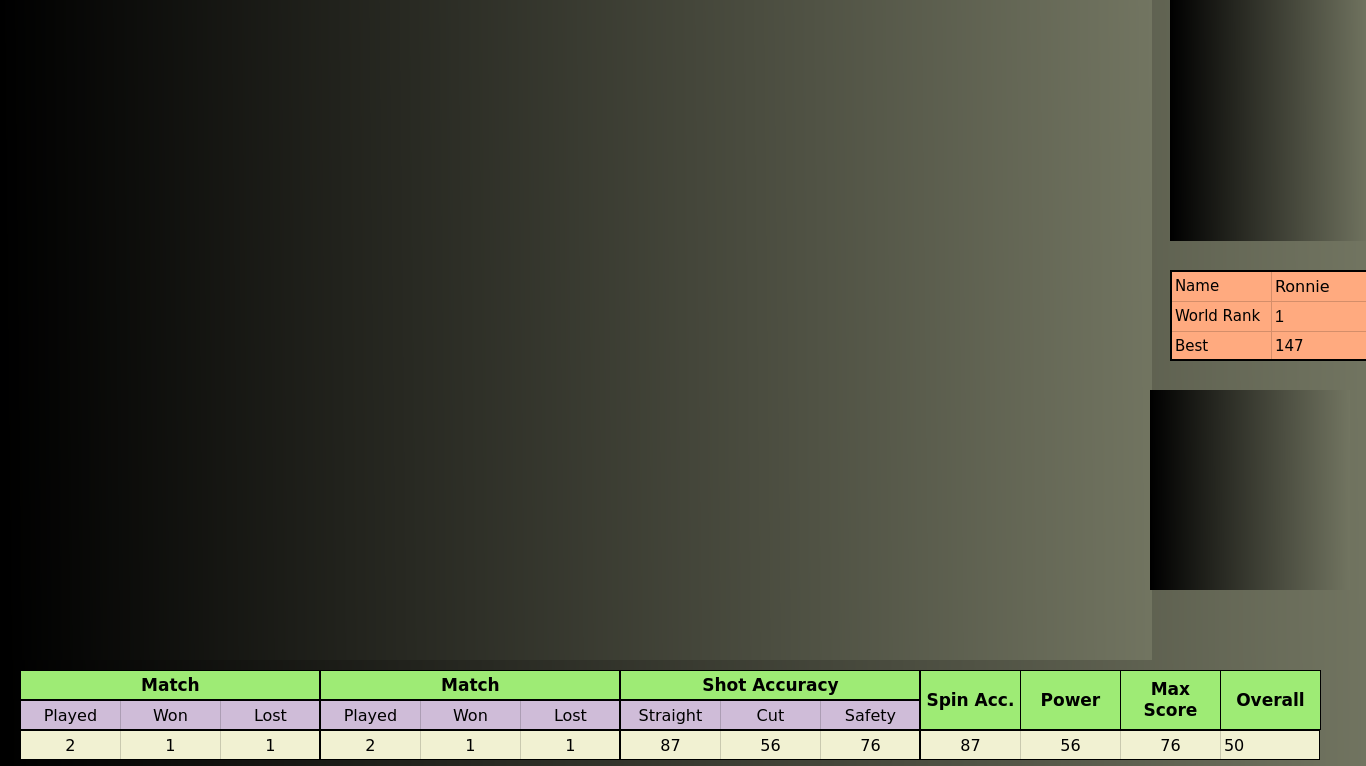
sanketsudake/spm, file forms/mainwindow.ui: the form before one commit.
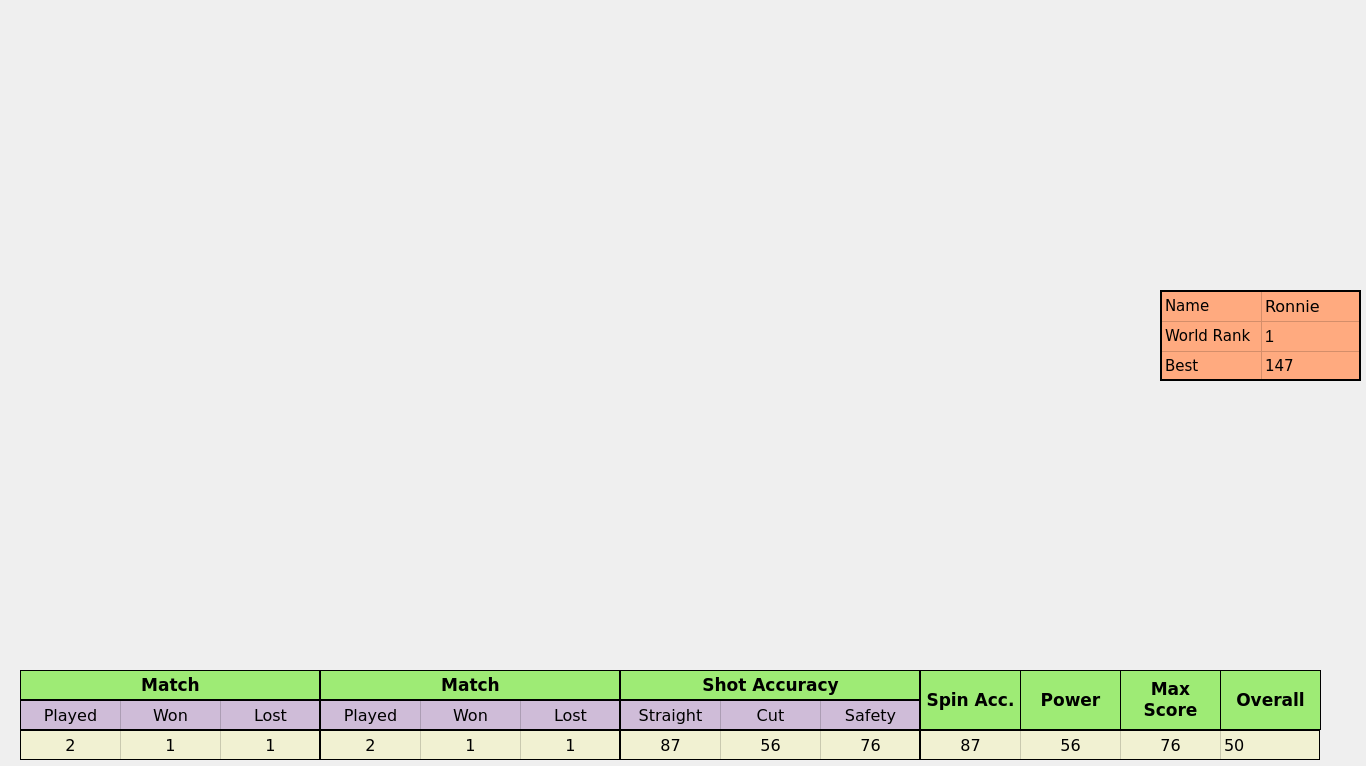
The form after the commit. Icons and pictures are not drawn.

```diff
--- a/forms/mainwindow.ui
+++ b/forms/mainwindow.ui
@@ -20,13 +20,13 @@
    <string>MainWindow</string>
   </property>
   <property name="styleSheet">
-   <string notr="true">background-color: qlineargradient(spread:pad, x1:0, y1:0.006, x2:1, y2:0, stop:0 rgba(0, 0, 0, 255), stop:1 rgba(114, 117, 97, 255));</string>
+   <string notr="true"/>
   </property>
   <widget class="QWidget" name="centralWidget">
    <widget class="QLabel" name="label_2">
     <property name="geometry">
      <rect>
-      <x>1170</x>
+      <x>1160</x>
       <y>0</y>
       <width>201</width>
       <height>241</height>
@@ -58,8 +58,8 @@
    <widget class="QTableWidget" name="tableWidget_2">
     <property name="geometry">
      <rect>
-      <x>1170</x>
-      <y>270</y>
+      <x>1160</x>
+      <y>290</y>
       <width>201</width>
       <height>91</height>
      </rect>
@@ -1199,8 +1199,8 @@
    <widget class="QLabel" name="label_roi">
     <property name="geometry">
      <rect>
-      <x>1150</x>
-      <y>390</y>
+      <x>1160</x>
+      <y>420</y>
       <width>200</width>
       <height>200</height>
      </rect>
```
Left out of the diff: 2 changed lines with no effect on the pictures.
